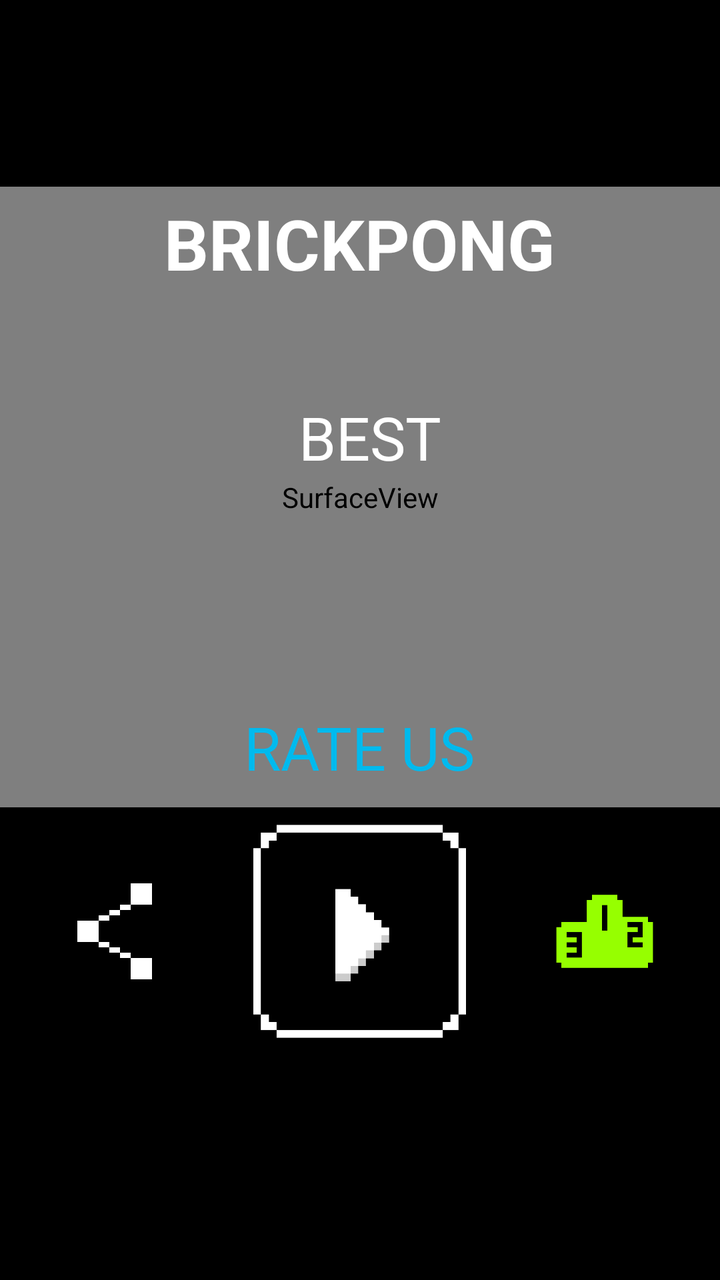
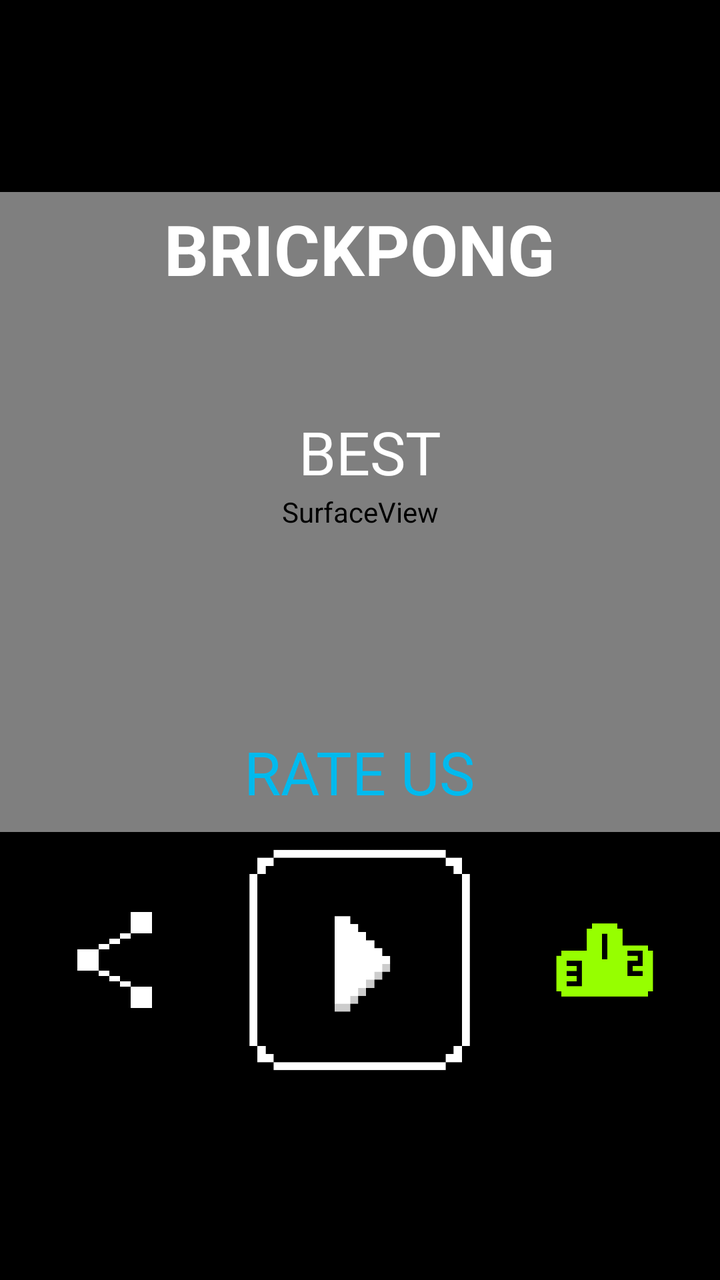

Screens rendered from an Android XML layout before and after an edit, with the pre-edit source and the edit as a unified diff.
<!-- AndroidManifest.xml: application theme AppTheme -->
<!-- res/layout/activity_main.xml -->
<?xml version="1.0" encoding="utf-8"?>
<RelativeLayout
    xmlns:android="http://schemas.android.com/apk/res/android"
    xmlns:tools="http://schemas.android.com/tools"
    xmlns:ads="http://schemas.android.com/apk/res-auto"

    android:layout_width = "match_parent"
    android:layout_height = "match_parent"
    tools:context = ".MainActivity"

    android:orientation = "vertical"
    android:gravity = "center"
    android:background = "@android:color/black">



    <RelativeLayout
        android:layout_width = "match_parent"
        android:layout_height = "match_parent"
        android:layout_above = "@+id/adView">

        <LinearLayout
            android:layout_width = "match_parent"
            android:layout_height = "match_parent"
            android:orientation = "vertical"
            android:gravity = "center"
            android:weightSum = "4">

            <RelativeLayout
                android:layout_weight = "2"
                android:layout_width = "match_parent"
                android:layout_height = "0dp">

                <SurfaceView
                    android:id = "@+id/gameView"
                    android:layout_width = "match_parent"
                    android:layout_height = "match_parent"/>

                <TextView
                    android:id = "@+id/title"
                    android:layout_width = "wrap_content"
                    android:layout_height = "wrap_content"

                    android:layout_marginTop= "5dp"

                    android:layout_alignParentTop="true"
                    android:layout_centerHorizontal = "true"

                    android:gravity="center"
                    android:text = "@string/app_name"
                    android:textColor = "@android:color/white"
                    android:textSize = "35dp"
                    android:textStyle = "bold" />

                <LinearLayout
                    android:id = "@+id/best_lyt"
                    android:layout_width = "match_parent"
                    android:layout_height = "wrap_content"

                    android:orientation = "vertical"
                    android:gravity = "center"

                    android:paddingLeft = "10dp"
                    android:layout_centerVertical = "true"
                    android:layout_alignParentLeft = "true"
                    android:layout_alignParentStart = "true">

                    <TextView
                        android:id = "@+id/best_label_menu"
                        android:layout_width = "wrap_content"
                        android:layout_height = "wrap_content"

                        android:text="@string/best"
                        android:textSize = "30dp"
                        android:textColor = "@android:color/white"/>

                    <TextView
                        android:id = "@+id/best_menu"
                        android:layout_width = "wrap_content"
                        android:layout_height = "wrap_content"

                        android:textSize = "45dp"
                        android:textColor = "@android:color/white"/>

                </LinearLayout>

                <LinearLayout
                    android:id = "@+id/score_layout"
                    android:layout_width = "match_parent"
                    android:layout_height = "wrap_content"

                    android:gravity = "center"
                    android:visibility = "invisible"
                    android:orientation = "horizontal"

                    android:layout_centerVertical = "true"
                    android:layout_alignParentLeft = "true"
                    android:layout_alignParentStart = "true">

                    <LinearLayout
                        android:layout_width = "wrap_content"
                        android:layout_height = "wrap_content"

                        android:orientation = "vertical"
                        android:gravity = "center"

                        android:paddingRight = "10dp">

                        <TextView
                            android:id = "@+id/score_label"
                            android:layout_width = "wrap_content"
                            android:layout_height = "wrap_content"

                            android:text = "@string/score"
                            android:textSize = "30dp"
                            android:textColor = "@android:color/white" />

                        <TextView
                            android:id = "@+id/score"
                            android:layout_width = "wrap_content"
                            android:layout_height = "wrap_content"

                            android:textSize = "45dp"
                            android:textColor = "@android:color/white"/>

                    </LinearLayout>

                    <LinearLayout
                        android:layout_width = "wrap_content"
                        android:layout_height = "wrap_content"
                        android:orientation = "vertical"
                        android:gravity = "center"
                        android:paddingLeft = "10dp">

                        <TextView
                            android:id = "@+id/best_label"
                            android:layout_width = "wrap_content"
                            android:layout_height = "wrap_content"

                            android:text = "@string/best"
                            android:textSize = "30dp"
                            android:textColor = "@android:color/white"/>

                        <TextView
                            android:id = "@+id/best"
                            android:layout_width = "wrap_content"
                            android:layout_height = "wrap_content"

                            android:textSize = "45dp"
                            android:textColor = "@android:color/white"/>

                    </LinearLayout>

                </LinearLayout>

                <TextView
                    android:id = "@+id/points"
                    android:layout_width = "wrap_content"
                    android:layout_height = "wrap_content"

                    android:visibility = "invisible"

                    android:layout_centerHorizontal = "true"
                    android:layout_centerVertical = "true"

                    android:textSize = "50dp"
                    android:textStyle = "bold"
                    android:textColor = "@android:color/white" />

                <TextView
                    android:id = "@+id/rate_us"
                    android:layout_width = "wrap_content"
                    android:layout_height = "wrap_content"

                    android:layout_alignParentBottom = "true"
                    android:layout_centerHorizontal = "true"
                    android:layout_marginBottom = "10dp"

                    android:textSize = "30dp"
                    android:text = "@string/rate_us"
                    android:textColor = "#00baee" />

            </RelativeLayout>

            <RelativeLayout
                android:layout_width = "match_parent"
                android:layout_height = "0dp"
                android:layout_weight = "0.8"
                android:padding = "5dp">

                <LinearLayout
                    android:id = "@+id/lyt_menu"
                    android:layout_width = "match_parent"
                    android:layout_height = "match_parent"
                    android:orientation = "horizontal"
                    android:gravity="center"
                    android:weightSum = "10">

                    <LinearLayout

                        android:layout_width = "0dp"
                        android:layout_height = "wrap_content"

                        android:clickable = "true"

                        android:paddingRight= "10dp"
                        android:paddingLeft="10dp"
                        android:gravity="center"
                        android:layout_weight = "2">

                        <ImageView
                            android:id = "@+id/share"
                            android:layout_width = "wrap_content"
                            android:layout_height = "wrap_content"
                            android:src = "@drawable/share"/>

                    </LinearLayout>

                    <LinearLayout
                        android:layout_weight = "5"

                        android:layout_width = "0dp"
                        android:layout_height = "match_parent"

                        android:clickable = "true"
                        android:paddingRight= "5dp"
                        android:paddingLeft="5dp"
                        android:gravity="center"
                        android:orientation = "horizontal">

                        <ImageView
                            android:id = "@+id/play"
                            android:layout_width = "wrap_content"
                            android:layout_height = "wrap_content"
                            android:src = "@drawable/play"/>

                    </LinearLayout>

                    <LinearLayout

                        android:layout_width = "0dp"
                        android:layout_height = "wrap_content"

                        android:clickable = "true"
                        android:paddingRight= "10dp"
                        android:paddingLeft="10dp"
                        android:layout_weight = "2"
                        android:gravity="center">

                        <ImageView
                            android:id = "@+id/trophies"
                            android:layout_width = "wrap_content"
                            android:layout_height = "wrap_content"
                            android:src = "@drawable/leatherboard"/>

                    </LinearLayout>

                </LinearLayout>

                <LinearLayout
                    android:id = "@+id/lyt_game"
                    android:layout_width = "match_parent"
                    android:layout_height = "match_parent"

                    android:orientation = "horizontal"
                    android:gravity = "center"
                    android:visibility = "invisible"
                    android:weightSum = "5">

                    <LinearLayout
                        android:id = "@+id/left_arrow"
                        android:layout_width = "0dp"
                        android:layout_height = "match_parent"

                        android:layout_weight = "2"
                        android:gravity = "right"
                        android:clickable = "true">

                        <ImageView
                            android:layout_width = "wrap_content"
                            android:layout_height = "match_parent"
                            android:layout_gravity="right"
                            android:src = "@drawable/arrow_left"/>

                    </LinearLayout>

                    <LinearLayout
                        android:id = "@+id/right_arrow"
                        android:layout_width = "0dp"
                        android:layout_height = "match_parent"

                        android:layout_weight = "2"
                        android:gravity = "left"
                        android:clickable = "true">

                        <ImageView
                            android:layout_width = "wrap_content"
                            android:layout_height = "match_parent"
                            android:layout_gravity="left"

                            android:src = "@drawable/arrow_right"/>

                    </LinearLayout>

                </LinearLayout>

            </RelativeLayout>

        </LinearLayout>

    </RelativeLayout>

    <com.google.android.gms.ads.AdView
        android:id = "@+id/adView"
        android:layout_width = "wrap_content"
        android:layout_height = "wrap_content"
        ads:adSize = "BANNER"
        android:visibility="invisible"

        ads:adUnitId = "@string/main_banner_id"
        android:layout_alignParentBottom="true"
        android:layout_centerHorizontal="true">
    </com.google.android.gms.ads.AdView>

</RelativeLayout>
<!-- resources referenced by this layout -->
<resources>
  <!-- drawable arrow_left: png bitmap (drawable, 9657 bytes) -->
  <!-- drawable arrow_right: png bitmap (drawable, 9699 bytes) -->
  <!-- drawable leatherboard: png bitmap (drawable, 3774 bytes) -->
  <!-- drawable play: png bitmap (drawable, 8595 bytes) -->
  <!-- drawable share: png bitmap (drawable, 8052 bytes) -->
  <string name="app_name">BRICKPONG</string>
  <string name="best">BEST</string>
  <string name="main_banner_id">ca-app-pub-4001297408363108/5270109072</string>
  <string name="rate_us">RATE US</string>
  <string name="score">SCORE</string>
  <style name="AppTheme" parent="Theme.AppCompat.Light.DarkActionBar">
          
          <item name="colorPrimary">@color/colorPrimary</item>
          <item name="colorPrimaryDark">@color/colorPrimaryDark</item>
          <item name="colorAccent">@color/colorAccent</item>
      </style>
  <color name="colorPrimary">#000000</color>
  <color name="colorPrimaryDark">#000000</color>
  <color name="colorAccent">#000000</color>
</resources>

<!-- the commit's change to res/layout/activity_main.xml (unified diff, before → after) -->
@@ -2,7 +2,6 @@
 <RelativeLayout
     xmlns:android="http://schemas.android.com/apk/res/android"
     xmlns:tools="http://schemas.android.com/tools"
-    xmlns:ads="http://schemas.android.com/apk/res-auto"
 
     android:layout_width = "match_parent"
     android:layout_height = "match_parent"
@@ -17,7 +16,7 @@
     <RelativeLayout
         android:layout_width = "match_parent"
         android:layout_height = "match_parent"
-        android:layout_above = "@+id/adView">
+>
 
         <LinearLayout
             android:layout_width = "match_parent"
@@ -310,16 +309,4 @@
 
     </RelativeLayout>
 
-    <com.google.android.gms.ads.AdView
-        android:id = "@+id/adView"
-        android:layout_width = "wrap_content"
-        android:layout_height = "wrap_content"
-        ads:adSize = "BANNER"
-        android:visibility="invisible"
-
-        ads:adUnitId = "@string/main_banner_id"
-        android:layout_alignParentBottom="true"
-        android:layout_centerHorizontal="true">
-    </com.google.android.gms.ads.AdView>
-
 </RelativeLayout>
<!-- resource entries referenced after the edit -->
@@ -7,7 +7,6 @@
   <!-- drawable share: png bitmap (drawable, 8052 bytes) -->
   <string name="app_name">BRICKPONG</string>
   <string name="best">BEST</string>
-  <string name="main_banner_id">ca-app-pub-4001297408363108/5270109072</string>
   <string name="rate_us">RATE US</string>
   <string name="score">SCORE</string>
   <style name="AppTheme" parent="Theme.AppCompat.Light.DarkActionBar">
